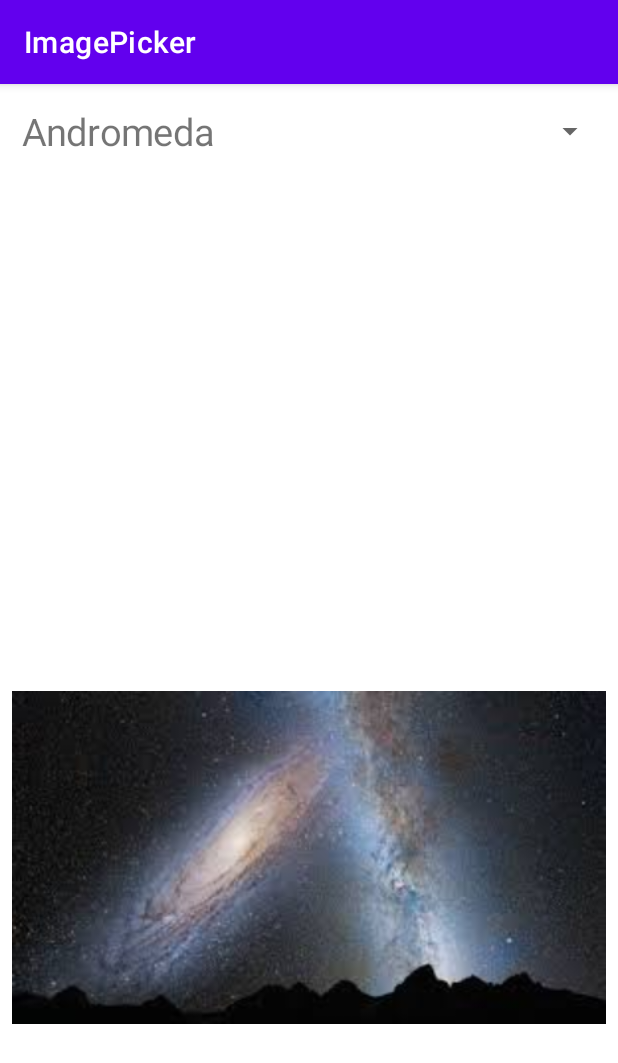
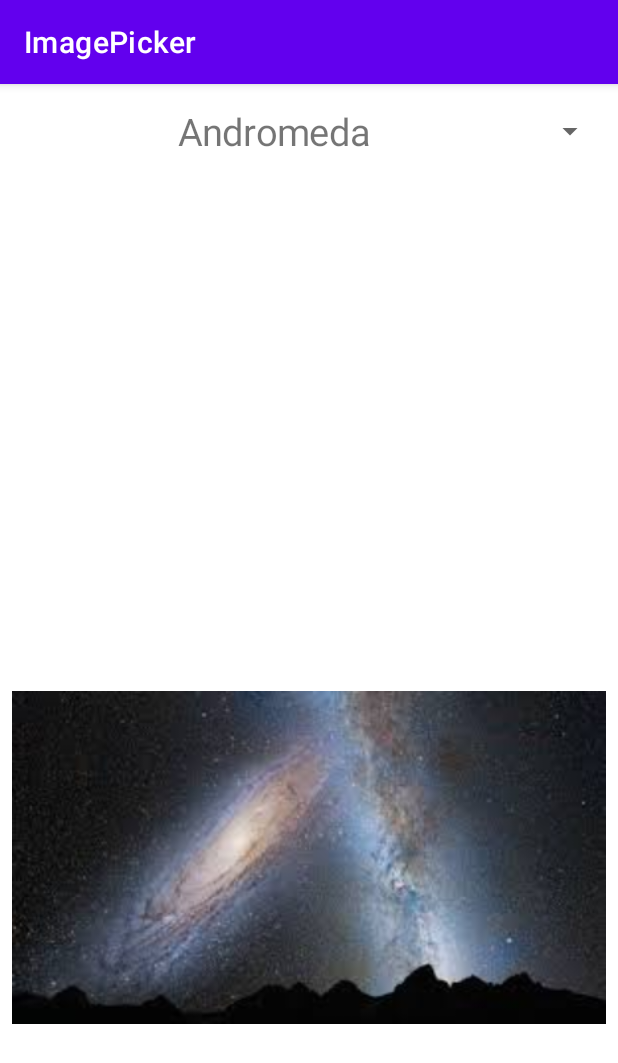
Before and after one commit to PolskaTag/ImagePicker, an Android app: the screen it shows after launch (MainActivity), on a phone screen of 412 x 824 dp. Shown: the top 1063 px of the screen. Run offline under Robolectric (Android 15) with nearby library versions, the phone set to English and light mode, and no system bars.

Commit message:
Centered textView in GalaxyAdapter.SelectedView

```diff
--- a/app/src/main/java/edu/temple/imagepicker/GalaxyAdapter.java
+++ b/app/src/main/java/edu/temple/imagepicker/GalaxyAdapter.java
@@ -3,6 +3,7 @@ package edu.temple.imagepicker;
 import android.content.Context;
 import android.graphics.Color;
 import android.media.Image;
+import android.view.Gravity;
 import android.view.View;
 import android.view.ViewGroup;
 import android.widget.BaseAdapter;
@@ -49,6 +50,7 @@ public class GalaxyAdapter extends BaseAdapter {
 
         textView.setPadding(10,10,10,10);
         textView.setTextSize(25);
+        textView.setGravity(Gravity.CENTER_VERTICAL | Gravity.CENTER_HORIZONTAL);
 
         return textView;
     }
```
